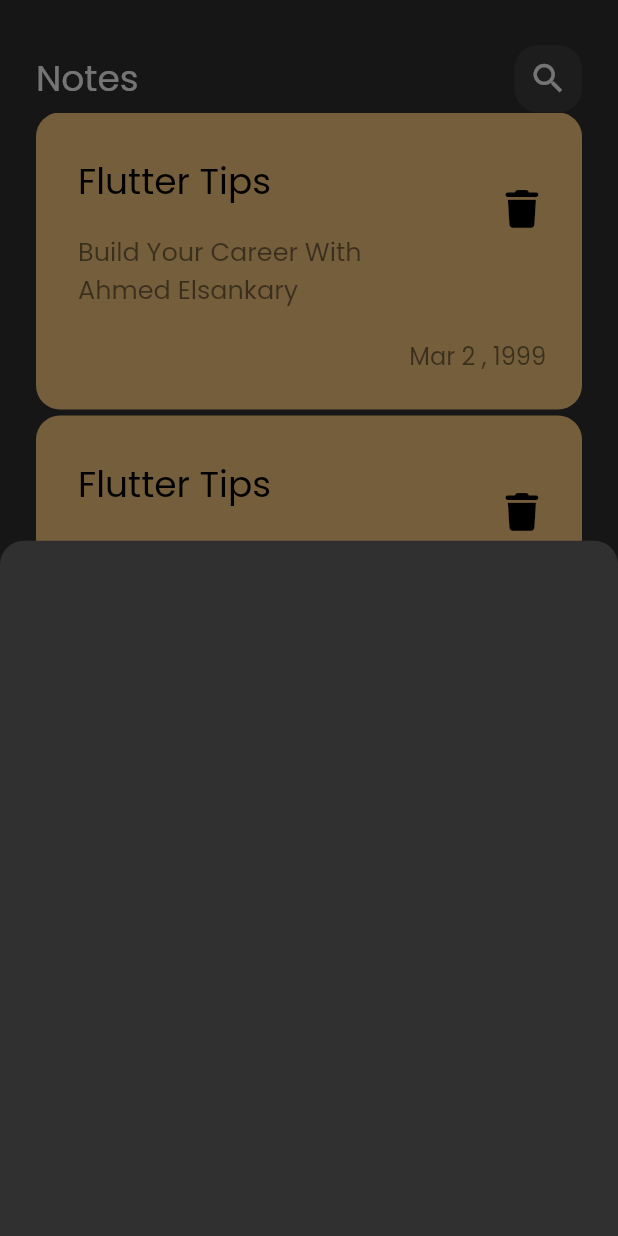
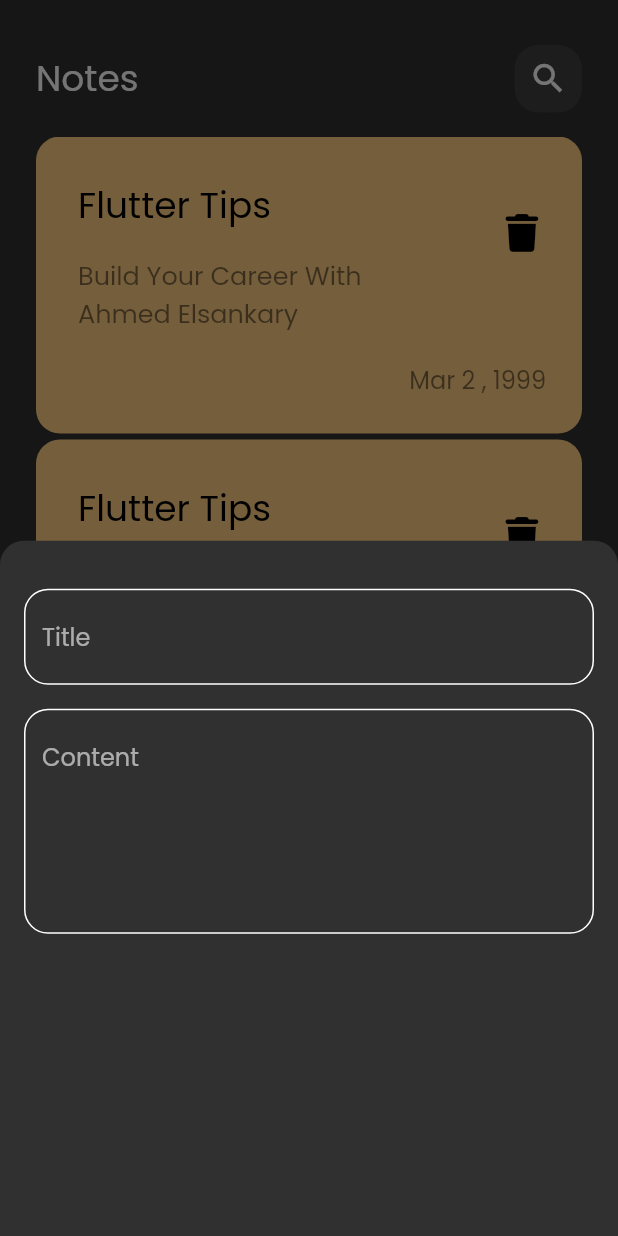
Before and after one commit to elsankary99/notes_app, a Flutter app: the screen it shows after launch, after a tap on the "add" icon, on a phone screen of 412 x 824 dp. Run offline on Flutter 3.47's test engine with Material 2 defaults, Android fonts, the phone set to English and light mode, and no system bars; our stand-ins replace font_awesome_flutter.

Commit message:
add text fields to notes bottom sheet

```diff
--- a/lib/main.dart
+++ b/lib/main.dart
@@ -11,6 +11,7 @@ class NotesApp extends StatelessWidget {
   @override
   Widget build(BuildContext context) {
     return MaterialApp(
+      debugShowCheckedModeBanner: false,
       theme: ThemeData(brightness: Brightness.dark, fontFamily: 'Poppins'),
       home: const NotesView(),
     );
--- a/lib/views/notes_view.dart
+++ b/lib/views/notes_view.dart
@@ -12,7 +12,7 @@ class NotesView extends StatelessWidget {
       floatingActionButton: FloatingActionButton(
         onPressed: () {
           showModalBottomSheet(
-              shape: RoundedRectangleBorder(
+              shape: const RoundedRectangleBorder(
                 borderRadius: BorderRadius.only(
                   topLeft: Radius.circular(16),
                   topRight: Radius.circular(16),
@@ -20,10 +20,10 @@ class NotesView extends StatelessWidget {
               ),
               context: context,
               builder: (context) {
-                return const ShowBottonSheet();
+                return const AddNoteBottonSheet();
               });
         },
-        child: Icon(Icons.add),
+        child: const Icon(Icons.add),
       ),
       body: const NotesViewBody(),
     );
--- /dev/null
+++ b/lib/views/widgets/constant.dart
@@ -0,0 +1,3 @@
+import 'package:flutter/material.dart';
+
+const kPrimaryColor = Color(0xff62fcd7);
--- /dev/null
+++ b/lib/views/widgets/custom_text_field.dart
@@ -0,0 +1,30 @@
+import 'package:flutter/material.dart';
+
+import 'package:notes_app/views/widgets/constant.dart';
+
+class CustomTextFiel extends StatelessWidget {
+  const CustomTextFiel({super.key, required this.hintText, this.maxLines = 1});
+  final String hintText;
+  final int maxLines;
+  @override
+  Widget build(BuildContext context) {
+    return TextField(
+      maxLines: maxLines,
+      cursorColor: kPrimaryColor,
+      decoration: InputDecoration(
+        hintText: hintText,
+        // hintStyle: const TextStyle(color: kPrimaryColor),
+        border: buildBorder(),
+        enabledBorder: buildBorder(),
+        focusedBorder: buildBorder(kPrimaryColor),
+      ),
+    );
+  }
+
+  OutlineInputBorder buildBorder([color]) {
+    return OutlineInputBorder(
+      borderRadius: BorderRadius.circular(16),
+      borderSide: BorderSide(color: color ?? Colors.white),
+    );
+  }
+}
--- a/lib/views/widgets/notes_list_view.dart
+++ b/lib/views/widgets/notes_list_view.dart
@@ -6,13 +6,17 @@ class NotesListView extends StatelessWidget {
 
   @override
   Widget build(BuildContext context) {
-    return ListView.builder(
+    return Padding(
+      padding: const EdgeInsets.symmetric(vertical: 16),
+      child: ListView.builder(
+        padding: EdgeInsets.zero,
         itemBuilder: (context, index) {
           return const Padding(
             padding: EdgeInsets.only(bottom: 4),
             child: CustomNoteItem(),
           );
         },
+      ),
     );
   }
 }
--- a/lib/views/widgets/notes_modal_bottom_sheet.dart
+++ b/lib/views/widgets/notes_modal_bottom_sheet.dart
@@ -1,10 +1,21 @@
 import 'package:flutter/material.dart';
+import 'package:notes_app/views/widgets/custom_text_field.dart';
 
-class ShowBottonSheet extends StatelessWidget {
-  const ShowBottonSheet({super.key});
+class AddNoteBottonSheet extends StatelessWidget {
+  const AddNoteBottonSheet({super.key});
 
   @override
   Widget build(BuildContext context) {
-    return Container();
+    return Padding(
+      padding: const EdgeInsets.symmetric(horizontal: 16),
+      child: Column(children: [
+        SizedBox(
+          height: 32,
+        ),
+        CustomTextFiel(hintText: 'Title'),
+        SizedBox(height: 16),
+        CustomTextFiel(hintText: 'Content', maxLines: 5),
+      ]),
+    );
   }
 }
```
Lines whose indentation alone changed are shown as unchanged.
